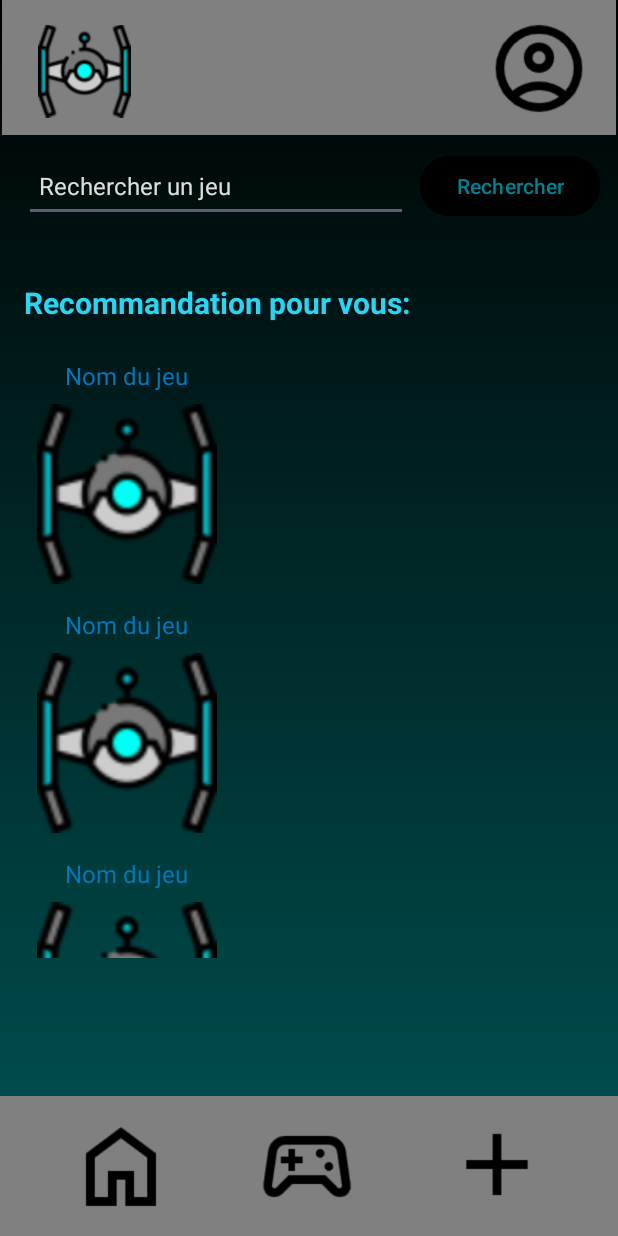
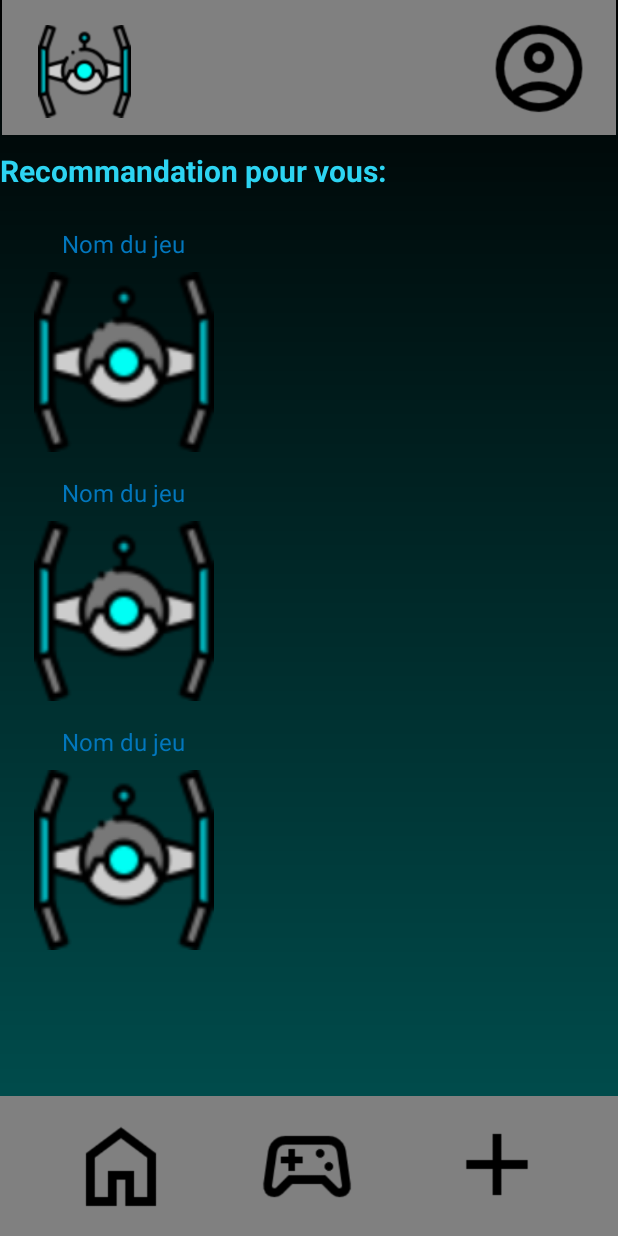
Before and after one commit to Victor-Messier/GameHorizonAndroid, an Android app: the layout recommandation.xml on its own in the app's theme, with its tools: preview values and no code run, on a phone screen of 412 x 824 dp. Run offline under Robolectric (Android 15) with nearby library versions, the phone set to English and light mode, and no system bars; network calls fail.

Commit message:
page recommandation

```diff
--- a/app/src/main/res/layout/recommandation.xml
+++ b/app/src/main/res/layout/recommandation.xml
@@ -16,57 +16,22 @@
         layout="@layout/footer" />
 
 
-    <Button
-        android:id="@+id/searchButton"
-        android:layout_width="wrap_content"
-        android:layout_height="wrap_content"
-        android:layout_marginTop="100dp"
-        android:layout_marginEnd="12dp"
-        android:backgroundTint="@color/black"
-        android:text="@string/rechercher2"
-        android:textColor="#00838F"
-        app:layout_constraintEnd_toEndOf="parent"
-        app:layout_constraintTop_toTopOf="parent" />
-
     <TextView
         android:id="@+id/recommendationTitle"
         android:layout_width="wrap_content"
         android:layout_height="wrap_content"
-        android:layout_marginStart="16dp"
-        android:layout_marginTop="40dp"
+        android:layout_marginTop="100dp"
         android:text="@string/recommandation_pour_vous"
         android:textColor="#2DD4F2"
         android:textSize="20sp"
         android:textStyle="bold"
         app:layout_constraintStart_toStartOf="parent"
-        app:layout_constraintTop_toBottomOf="@+id/searchEditText" />
-
-    <EditText
-        android:id="@+id/searchEditText"
-        android:layout_width="0dp"
-        android:layout_height="wrap_content"
-        android:layout_marginStart="16dp"
-        android:layout_marginTop="100dp"
-        android:layout_marginEnd="8dp"
-        android:autofillHints=""
-        android:hint="@string/rechercher_un_jeu2"
-        android:inputType="text"
-        android:minHeight="48dp"
-        android:padding="10dp"
-        android:textColor="@android:color/black"
-        android:textColorHint="@color/white"
-        android:textSize="16sp"
-        app:layout_constraintEnd_toStartOf="@+id/searchButton"
-        app:layout_constraintHorizontal_bias="0.0"
-        app:layout_constraintStart_toStartOf="parent"
-        app:layout_constraintTop_toTopOf="parent"
-        tools:ignore="TextFields,VisualLintTextFieldSize" />
-
+        app:layout_constraintTop_toTopOf="parent" />
 
     <androidx.recyclerview.widget.RecyclerView
         android:id="@+id/gamesRecyclerView"
-        android:layout_width="411dp"
-        android:layout_height="407dp"
+        android:layout_width="414dp"
+        android:layout_height="498dp"
         android:layout_marginTop="16dp"
         android:layout_marginBottom="16dp"
         android:clipToPadding="false"
```
Also changed, not shown: app/src/main/java/com/example/gamehorizon/activity/Recommandation.java (+95 -3 lines).
